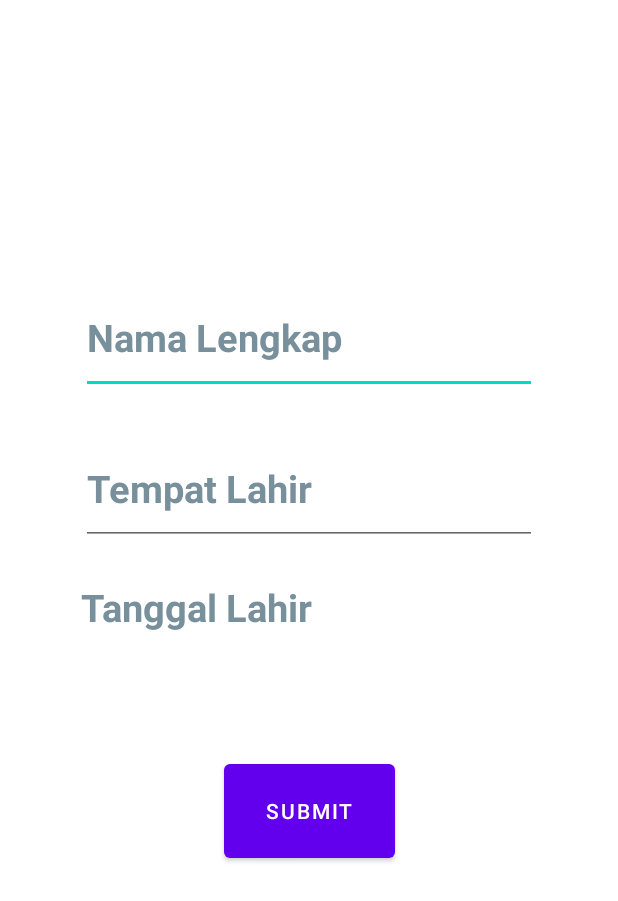
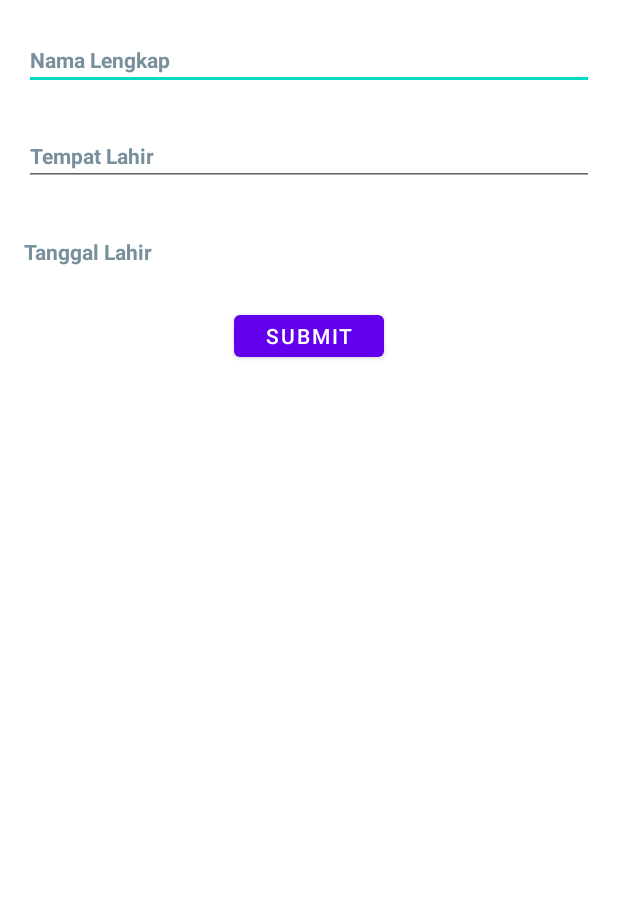
Before and after one commit to PBP22-C/FormAndroid, an Android app: the screen it shows after launch (MainActivity), on a phone screen of 412 x 824 dp. Shown: the top 901 px of the screen. Run offline under Robolectric (Android 15) with nearby library versions, the phone set to English and light mode, and no system bars.

Commit message:
improve code

```diff
--- a/app/src/main/res/layout/activity_main.xml
+++ b/app/src/main/res/layout/activity_main.xml
@@ -6,65 +6,69 @@
     android:layout_height="match_parent"
     tools:context=".MainActivity">
 
+
     <EditText
         android:id="@+id/nameId"
-        android:layout_width="0dp"
-        android:layout_height="0dp"
-        android:layout_marginStart="54dp"
-        android:layout_marginTop="188dp"
-        android:layout_marginEnd="54dp"
-        android:layout_marginBottom="26dp"
+        android:layout_width="match_parent"
+        android:layout_height="40dp"
+        android:layout_marginStart="16dp"
+        android:layout_marginTop="20dp"
+        android:layout_marginEnd="16dp"
+        android:layout_marginBottom="24dp"
         android:hint="@string/full_name"
         android:inputType="text"
         android:textColorHint="#78909C"
-        android:textSize="25sp"
+        android:textSize="14sp"
         android:textStyle="bold"
         app:layout_constraintBottom_toTopOf="@+id/placeId"
         app:layout_constraintEnd_toEndOf="parent"
+        app:layout_constraintHorizontal_bias="0.0"
         app:layout_constraintStart_toStartOf="parent"
         app:layout_constraintTop_toTopOf="parent" />
 
-
     <EditText
         android:id="@+id/placeId"
-        android:layout_width="0dp"
-        android:layout_height="0dp"
-        android:layout_marginStart="54dp"
-        android:layout_marginEnd="54dp"
+        android:layout_width="match_parent"
+        android:layout_height="40dp"
+
+        android:layout_marginStart="16dp"
+        android:layout_marginEnd="16dp"
         android:layout_marginBottom="24dp"
+        android:layout_marginTop="24dp"
         android:hint="@string/birth_place"
         android:inputType="text"
         android:textColorHint="#78909C"
-        android:textSize="25sp"
+        android:textSize="14sp"
         android:textStyle="bold"
-        app:layout_constraintBottom_toTopOf="@+id/birthId"
         app:layout_constraintEnd_toEndOf="parent"
+        app:layout_constraintHorizontal_bias="0.0"
         app:layout_constraintStart_toStartOf="parent"
         app:layout_constraintTop_toBottomOf="@+id/nameId" />
 
     <TextView
         android:id="@+id/birthId"
-        android:layout_width="0dp"
-        android:layout_height="0dp"
-        android:layout_marginStart="54dp"
-        android:layout_marginEnd="54dp"
-        android:layout_marginBottom="42dp"
+        android:layout_width="match_parent"
+        android:layout_height="40dp"
+        android:paddingTop="10dp"
+        android:layout_marginStart="16dp"
+        android:layout_marginEnd="16dp"
+        android:layout_marginBottom="24dp"
+        android:layout_marginTop="24dp"
         android:text="@string/birth_date"
         android:textColor="#78909C"
-        android:textSize="25sp"
+        android:textSize="14sp"
         android:textStyle="bold"
-        app:layout_constraintBottom_toTopOf="@+id/buttonId"
         app:layout_constraintEnd_toEndOf="parent"
         app:layout_constraintStart_toStartOf="parent"
         app:layout_constraintTop_toBottomOf="@+id/placeId" />
 
     <Button
         android:id="@+id/buttonId"
-        android:layout_width="114dp"
-        android:layout_height="0dp"
-        android:layout_marginBottom="246dp"
+        android:layout_width="100dp"
+        android:layout_height="40dp"
+        android:layout_marginBottom="24dp"
+        android:layout_marginTop="16dp"
         android:text="@string/submit"
-        app:layout_constraintBottom_toBottomOf="parent"
         app:layout_constraintEnd_toEndOf="parent"
         app:layout_constraintStart_toStartOf="parent"
         app:layout_constraintTop_toBottomOf="@+id/birthId" />
```
Also changed, not shown: app/src/main/java/com/example/pbpform/MainActivity.java (+10 -8 lines), app/src/main/java/com/example/pbpform/ResultActivity.java (+12 -12 lines).
